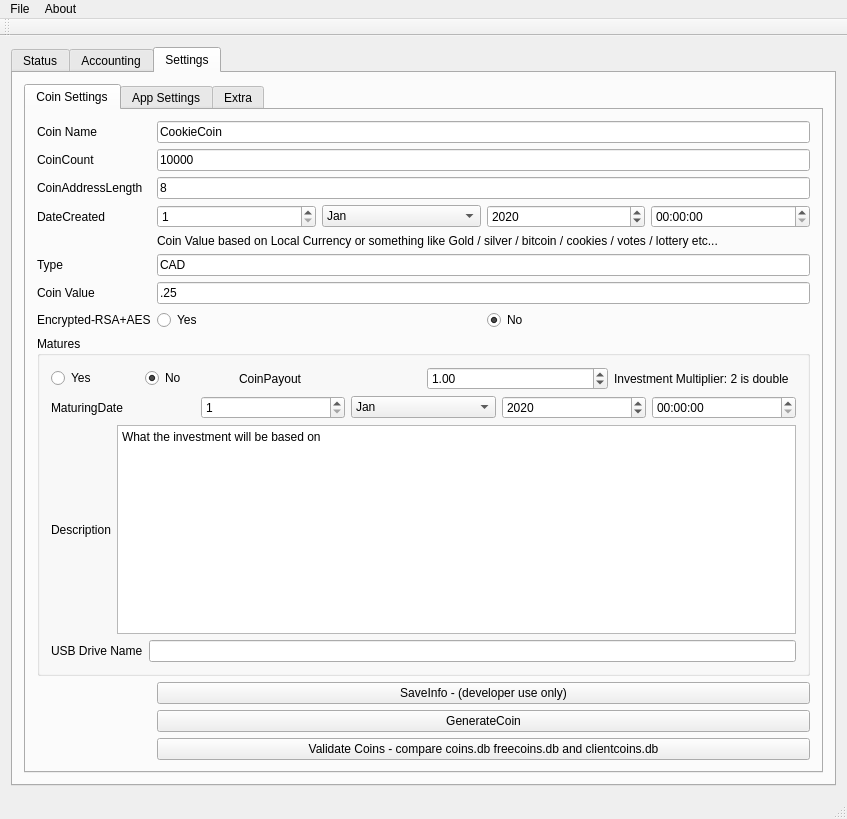
Before: the Qt Designer form qtCoin/mainwindow.ui in netpipe/EcoCoin, drawn with Qt 5.
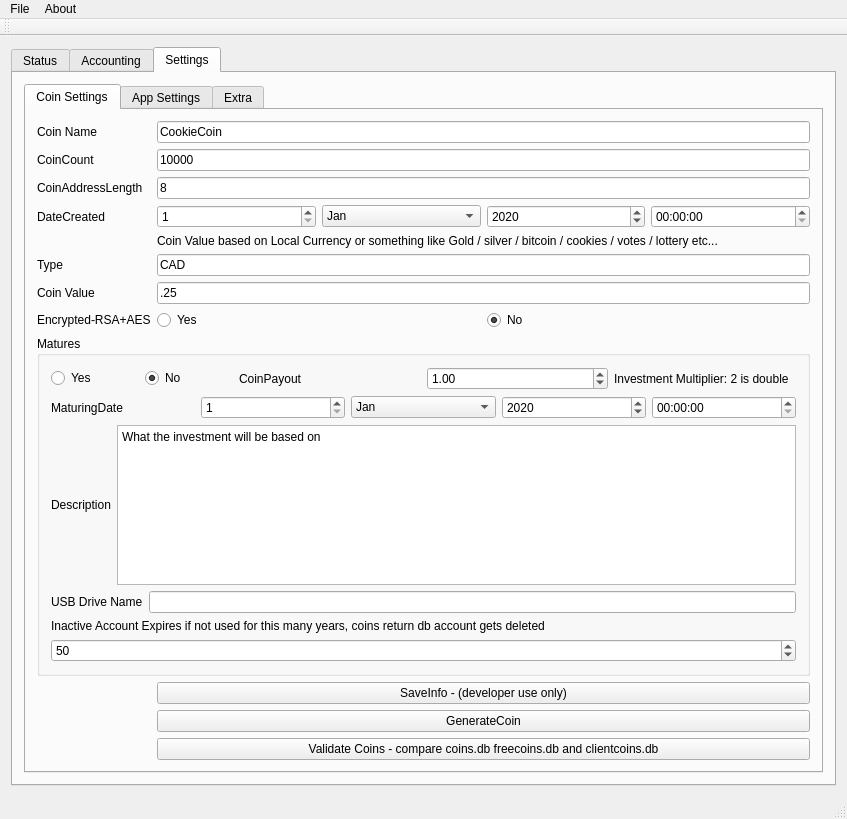
After: the same form once the commit is applied.

Patch:
```diff
--- a/qtCoin/mainwindow.ui
+++ b/qtCoin/mainwindow.ui
@@ -897,6 +897,26 @@
                  </item>
                 </layout>
                </item>
+               <item row="8" column="1">
+                <widget class="QSpinBox" name="matureday_2">
+                 <property name="minimum">
+                  <number>1</number>
+                 </property>
+                 <property name="maximum">
+                  <number>10000</number>
+                 </property>
+                 <property name="value">
+                  <number>50</number>
+                 </property>
+                </widget>
+               </item>
+               <item row="7" column="1">
+                <widget class="QLabel" name="label_11">
+                 <property name="text">
+                  <string>Inactive Account Expires if not used for this many years, coins return db account gets deleted</string>
+                 </property>
+                </widget>
+               </item>
               </layout>
              </widget>
             </item>
```
